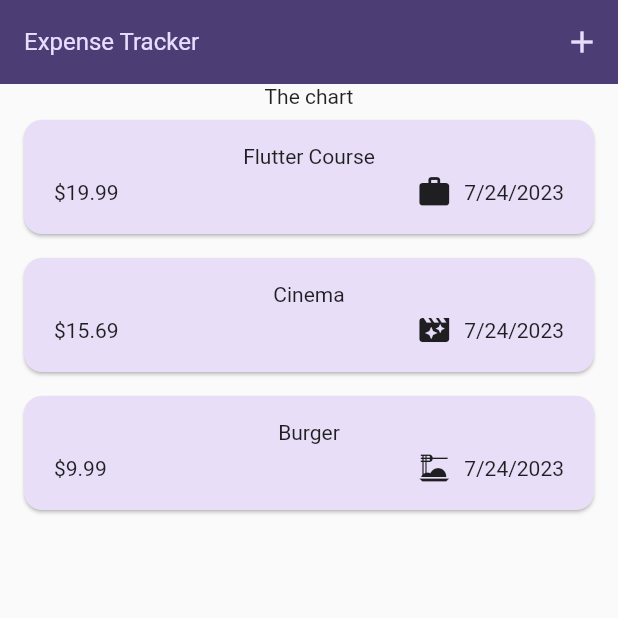
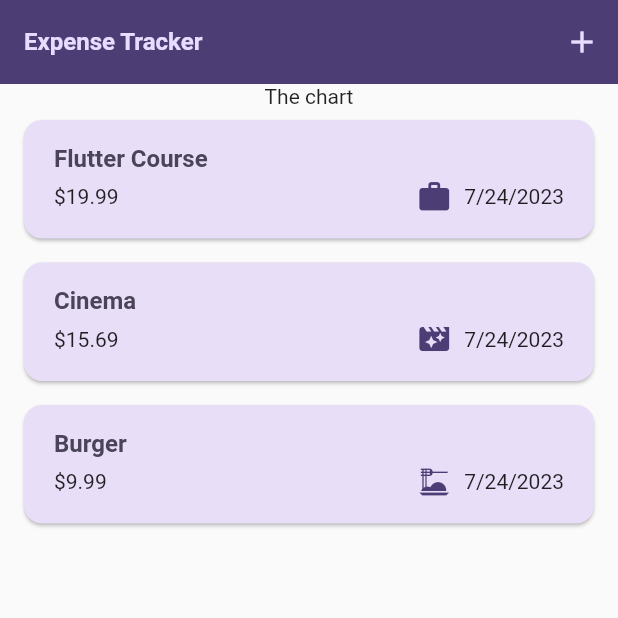
Before and after one commit to Navid-Rahman/Expense-Tracker-Flutter, a Flutter app: the screen it shows after launch, on a phone screen of 412 x 824 dp, the top half of it. Run offline on Flutter 3.47's test engine with Material 2 defaults, Android fonts, the phone set to English and light mode, and no system bars.

Commit message:
OnDelete theme updated

```diff
--- a/lib/main.dart
+++ b/lib/main.dart
@@ -30,7 +30,7 @@ void main() {
           ),
           textTheme: ThemeData().textTheme.copyWith(
                 titleLarge: TextStyle(
-                  fontWeight: FontWeight.normal,
+                  fontWeight: FontWeight.bold,
                   color: kColorScheme.onSecondaryContainer,
                   fontSize: 16,
                 ),
--- a/lib/widgets/expenses_list/expenses_item.dart
+++ b/lib/widgets/expenses_list/expenses_item.dart
@@ -1,4 +1,5 @@
 // ignore_for_file: public_member_api_docs, sort_constructors_first
+import 'package:expense_tracker/main.dart';
 import 'package:flutter/material.dart';
 
 import 'package:expense_tracker/models/expense.dart';
@@ -20,8 +21,12 @@ class ExpenseItem extends StatelessWidget {
           vertical: 16,
         ),
         child: Column(
+          crossAxisAlignment: CrossAxisAlignment.start,
           children: [
-            Text(expense.title),
+            Text(
+              expense.title,
+              style: Theme.of(context).textTheme.titleLarge,
+            ),
             const SizedBox(
               height: 4,
             ),
@@ -31,7 +36,10 @@ class ExpenseItem extends StatelessWidget {
                 const Spacer(),
                 Row(
                   children: [
-                    Icon(categoryIcons[expense.category]),
+                    Icon(
+                      categoryIcons[expense.category],
+                      color: kColorScheme.onPrimaryContainer,
+                    ),
                     const SizedBox(width: 8),
                     Text(expense.formattedDate),
                   ],
--- a/lib/widgets/expenses_list/expenses_list.dart
+++ b/lib/widgets/expenses_list/expenses_list.dart
@@ -20,6 +20,12 @@ class ExpensesList extends StatelessWidget {
       itemCount: expenses.length,
       itemBuilder: (BuildContext context, int index) => Dismissible(
         key: ValueKey(expenses[index]),
+        background: Container(
+          color: Theme.of(context).colorScheme.error,
+          margin: EdgeInsets.symmetric(
+            horizontal: Theme.of(context).cardTheme.margin!.horizontal,
+          ),
+        ),
         onDismissed: (direction) {
           onRemoveExpense(expenses[index]);
         },
```
Also changed, not shown: 1 other file.
